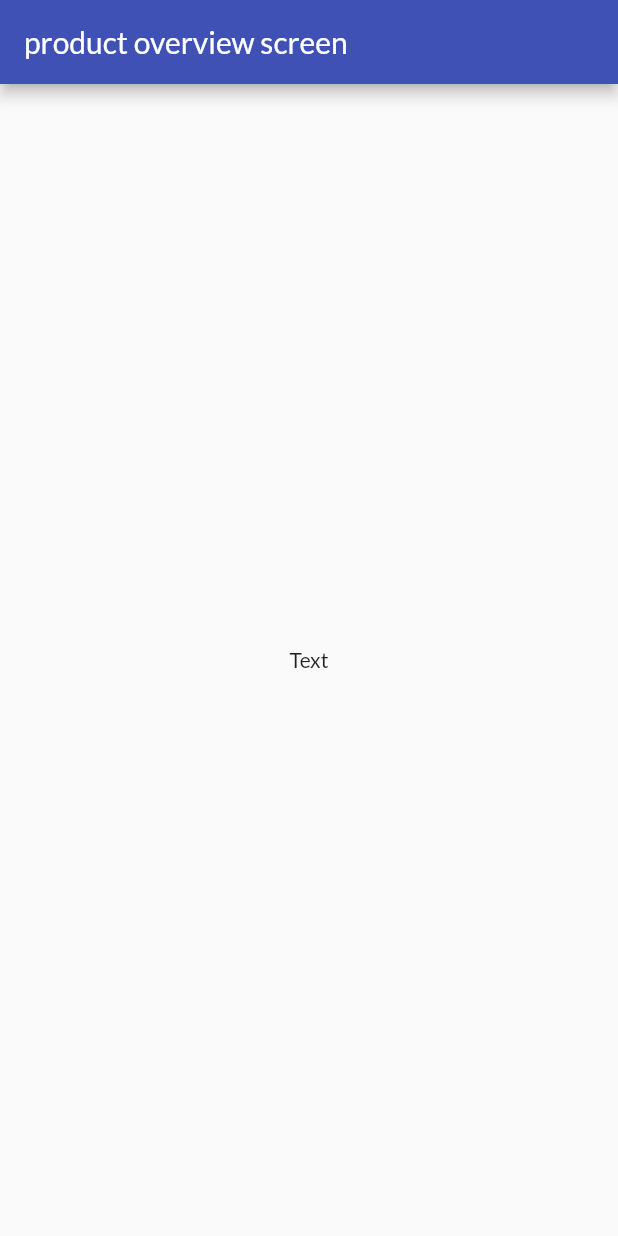
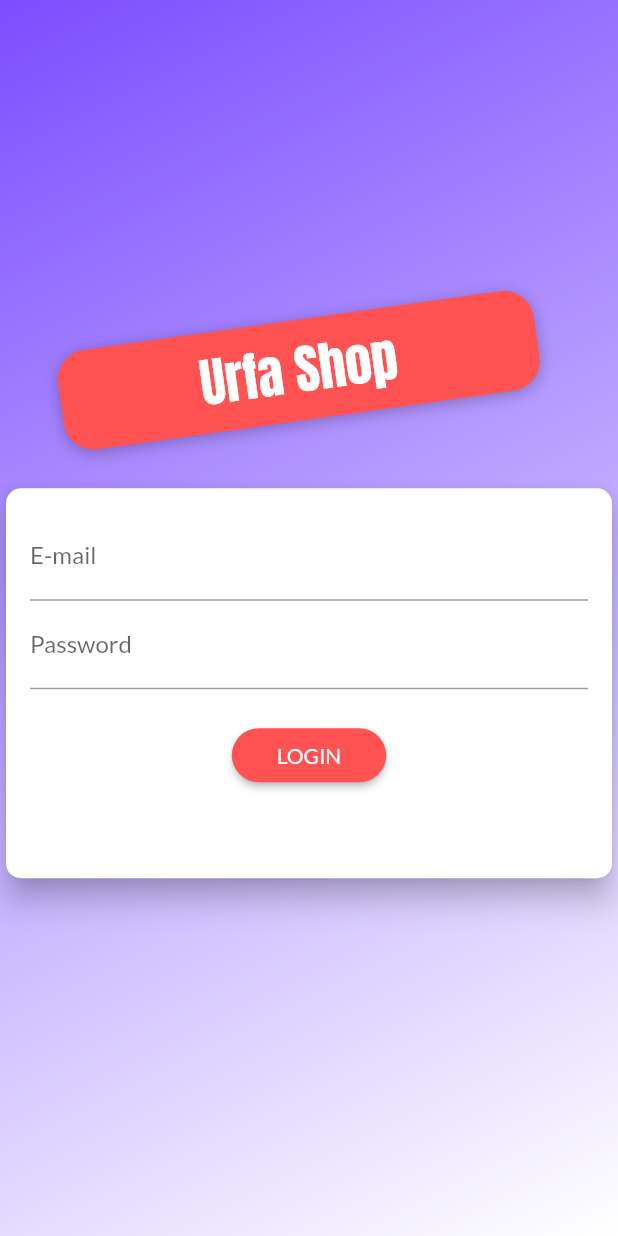
Before and after one commit to M-elhasan9/Flutter_shop_application, a Flutter app: the screen it shows after launch, on a phone screen of 412 x 824 dp. Run offline on Flutter 3.47's test engine with Material 2 defaults, Android fonts, the phone set to English and light mode, and no system bars.

Commit message:
Authentication Screen done

```diff
--- a/lib/main.dart
+++ b/lib/main.dart
@@ -11,6 +11,7 @@ import 'package:flutter_shop_application/view/user_products_screen.dart';
 import 'package:provider/provider.dart';
 import './view/product_overview_screen.dart';
 import 'view/splash_screen.dart';
+import 'view/authentication_screen.dart';
 
 void main() => runApp(MyApp());
 
@@ -26,11 +27,11 @@ class MyApp extends StatelessWidget {
       ],
       child: MaterialApp(
         debugShowCheckedModeBanner: false,
-        theme: ThemeData(primarySwatch: Colors.indigo,
-          accentColor: Colors.pinkAccent,
+        theme: ThemeData(primarySwatch: Colors.pink,
+          accentColor: Colors.indigo,
           fontFamily: 'lato',
         ),
-        home: ProductOverviewScreen(),
+        home: AuthenticationScreen(),
         routes: {
           ProductDetailScreen.routeName: (_) => ProductDetailScreen(),
           CartScreen.routeName: (_) => CartScreen(),
--- a/lib/view/authentication_screen.dart
+++ b/lib/view/authentication_screen.dart
@@ -0,0 +1,270 @@
+import 'dart:math';
+
+import 'package:flutter/material.dart';
+import 'package:flutter_shop_application/models/authentication.dart';
+import 'package:flutter_shop_application/view/edit_product_screen.dart';
+
+class AuthenticationScreen extends StatelessWidget {
+  static const routName = '/Authentication';
+
+  @override
+  Widget build(BuildContext context) {
+    final deviceSize = MediaQuery.of(context).size;
+
+    return Scaffold(
+      body: Stack(
+        children: [
+          Container(
+            decoration: BoxDecoration(
+              gradient: LinearGradient(
+                colors: [
+                  Colors.deepPurpleAccent,
+                  Colors.white,
+                ],
+                begin: Alignment.topLeft,
+                end: Alignment.bottomRight,
+                stops: [0, 1],
+              ),
+            ),
+          ),
+          SingleChildScrollView(
+            child: Container(
+              height: deviceSize.height,
+              width: deviceSize.width,
+              child: Column(
+                mainAxisAlignment: MainAxisAlignment.center,
+                crossAxisAlignment: CrossAxisAlignment.center,
+                children: [
+                  Flexible(
+                      child: Container(
+                    margin: EdgeInsets.only(bottom: 20.0),
+                    padding:
+                        EdgeInsets.symmetric(vertical: 8, horizontal: 94.0),
+
+                        //Rotation****
+                    transform: Matrix4.rotationZ(-8.0 * pi / 180.0)
+                      ..translate(-10.0),
+                    decoration: BoxDecoration(
+                        borderRadius: BorderRadius.circular(20.0),
+                        color: Colors.redAccent.shade200,
+                        boxShadow: [
+                          BoxShadow(
+                            blurRadius: 8,
+                            color: Colors.black26,
+                            offset: Offset(0, 2),
+                          ),
+                        ]),
+                    child: Text(
+                      'Urfa Shop',
+                      style: TextStyle(
+                          color:
+                              Theme.of(context).accentTextTheme.headline6.color,
+                          fontSize: 35,
+                          fontFamily: 'Anton'),
+                    ),
+                  )),
+                  Flexible(
+                    flex: deviceSize.width > 600 ? 2 : 1,
+                    child: AuthenticationCard(),
+                  )
+                ],
+              ),
+            ),
+          ),
+        ],
+      ),
+    );
+  }
+}
+
+class AuthenticationCard extends StatefulWidget {
+  @override
+  _AuthenticationCardState createState() => _AuthenticationCardState();
+}
+
+enum AuthMode { Login, SignUp }
+
+var _isLoading = false;
+final _passWordController = TextEditingController();
+AnimationController _controller;
+Animation<Offset> _slideAnimation;
+Animation<double> _opacityAnimation;
+
+class _AuthenticationCardState extends State<AuthenticationCard>
+    with SingleTickerProviderStateMixin {
+  final GlobalKey<FormState> _formKey = GlobalKey();
+  Map<String, String> _authData = {
+    'email': '',
+    'password': '',
+  };
+  AuthMode _authMode = AuthMode.Login;
+
+  @override
+  void initState() {
+    super.initState();
+    _controller = AnimationController(
+      vsync: this,
+      duration: Duration(microseconds: 300),
+    );
+    _slideAnimation = Tween<Offset>(
+      begin: Offset(0, -0.15),
+      end: Offset(0, 0),
+    ).animate(
+      CurvedAnimation(
+        parent: _controller,
+        curve: Curves.fastOutSlowIn,
+      ),
+    );
+
+    _opacityAnimation = Tween<double>(
+      begin: 0.0,
+      end: 1.0,
+    ).animate(
+      CurvedAnimation(
+        parent: _controller,
+        curve: Curves.easeIn,
+      ),
+    );
+  }
+
+  @override
+  void dispose() {
+    super.dispose();
+    _controller.dispose();
+  }
+
+  Future<void> _sunmit() async {
+    if (!_formKey.currentState.validate()) {
+      return;
+    }
+    setState(() {
+      _isLoading = true;
+    });
+    try {} catch (error) {}
+    setState(() {
+      _isLoading = false;
+    });
+  }
+
+  void _switchAuthMod() {
+    if (_authMode == AuthMode.Login) {
+      setState(() {
+        _authMode = AuthMode.SignUp;
+      });
+      _controller.forward();
+    } else {
+      setState(() {
+        _authMode = AuthMode.Login;
+      });
+      _controller.reverse();
+    }
+  }
+
+  @override
+  Widget build(BuildContext context) {
+    final devicesize = MediaQuery.of(context).size;
+    return Card(
+      child: AnimatedContainer(
+        duration: Duration(milliseconds: 300),
+        curve: Curves.easeIn,
+        height: _authMode == AuthMode.SignUp ? 320 : 260,
+        constraints: BoxConstraints(
+          minHeight: _authMode == AuthMode.SignUp ? 320 : 260,
+        ),
+        width: devicesize.width * 75.0,
+        padding: EdgeInsets.all(16.0),
+        child: Form(
+          key: _formKey,
+          child: SingleChildScrollView(
+            child: Column(
+              children: [
+                TextFormField(
+                  decoration: InputDecoration(labelText: 'E-mail'),
+                  keyboardType: TextInputType.emailAddress,
+                  validator: (val) {
+                    if (val.isEmpty || !val.contains('@')) {
+                      return 'Invalid email';
+                    }
+                    return null;
+                  },
+                  onSaved: (val) {
+                    _authData['email'] = val;
+                  },
+                ),
+                TextFormField(
+                  decoration: InputDecoration(labelText: 'Password'),
+                  obscureText: true,
+                  controller: _passWordController,
+                  validator: (val) {
+                    if (val.isEmpty || val.length < 5) {
+                      return 'Password is to short!';
+                    }
+                    return null;
+                  },
+                  onSaved: (val) {
+                    _authData['password'] = val;
+                  },
+                ),
+                AnimatedContainer(
+                  constraints: BoxConstraints(
+                    minHeight: _authMode == AuthMode.SignUp ? 60 : 0,
+                    maxHeight: _authMode == AuthMode.SignUp ? 60 : 0,
+                  ),
+                  duration: Duration(milliseconds: 300),
+                  curve: Curves.easeIn,
+                  child: FadeTransition(
+                    opacity: _opacityAnimation,
+                    child: SlideTransition(
+                      position: _slideAnimation,
+                      child: TextFormField(
+                        enabled: _authMode == AuthMode.SignUp,
+                        decoration:
+                            InputDecoration(labelText: 'Confirm Password'),
+                        obscureText: true,
+                        validator: _authMode == AuthMode.SignUp
+                            ? (val) {
+                                if (val != _passWordController.text) {
+                                  return 'Password do not match!';
+                                }
+                                return null;
+                              }
+                            : null,
+                      ),
+                    ),
+                  ),
+                ),
+                SizedBox(
+                  height: 20.0,
+                ),
+                if (_isLoading) CircularProgressIndicator(),
+                RaisedButton(
+                  onPressed: _sunmit,
+                  child: Text(_authMode == AuthMode.Login ? 'LOGIN' : 'SIGNUP'),
+                  shape: RoundedRectangleBorder(
+                    borderRadius: BorderRadius.circular(30.0),
+                  ),
+                  padding:
+                      EdgeInsets.symmetric(horizontal: 30.0, vertical: 8.0),
+                  color: Colors.redAccent,
+                  textColor: Theme.of(context).primaryTextTheme.headline6.color,
+                ),
+                FlatButton(
+                  onPressed: _switchAuthMod,
+                  child: Text(
+                      '${_authMode == AuthMode.Login ? 'LOGIN' : 'SIGNUP'} INSTEAD'),
+                  padding:
+                      EdgeInsets.symmetric(horizontal: 30.0, vertical: 4.0),
+                  textColor: Theme.of(context).primaryTextTheme.headline6.color,
+                )
+              ],
+            ),
+          ),
+        ),
+      ),
+      shape: RoundedRectangleBorder(
+        borderRadius: BorderRadius.circular(10.0),
+      ),
+      elevation: 8.0,
+    );
+  }
+}
```
